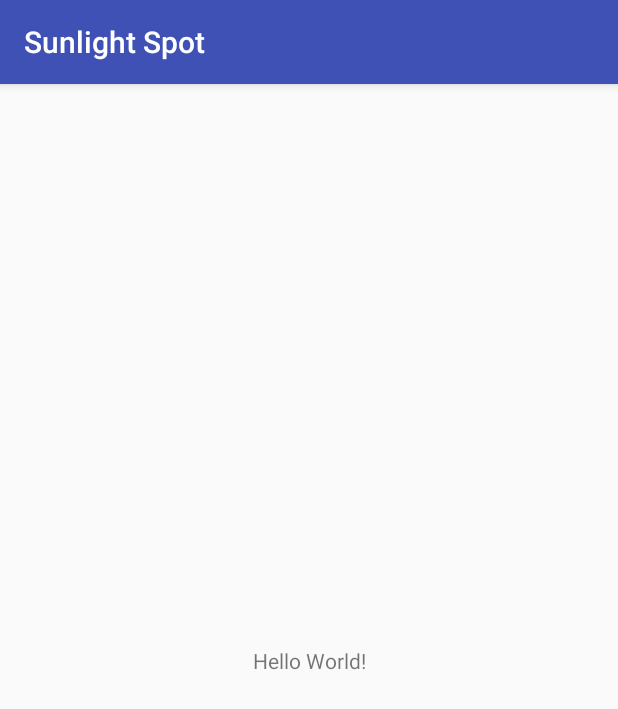
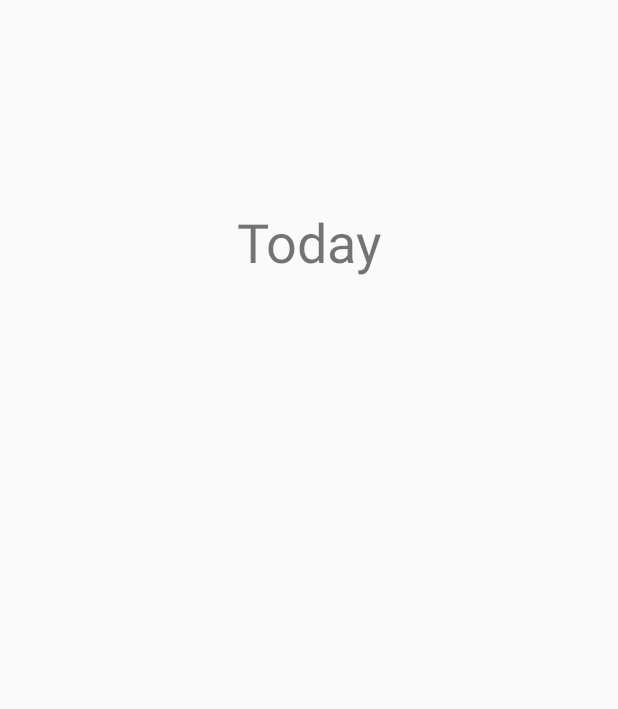
Before and after one commit to kkawalski/SunlightSpot, an Android app: the screen it shows after launch (ForecastActivity), on a phone screen of 412 x 824 dp. Shown: the top 709 px of the screen. Run offline under Robolectric (Android 15) with nearby library versions, the phone set to English and light mode, and no system bars.

Commit message:
Implement forecast fragments

```diff
--- a/app/build.gradle
+++ b/app/build.gradle
@@ -22,6 +22,7 @@ dependencies {
     implementation fileTree(dir: 'libs', include: ['*.jar'])
     implementation 'com.android.support:appcompat-v7:26.1.0'
     implementation 'com.android.support.constraint:constraint-layout:1.0.2'
+    implementation 'com.android.support:support-v4:26.1.0'
     testImplementation 'junit:junit:4.12'
     androidTestImplementation 'com.android.support.test:runner:1.0.1'
     androidTestImplementation 'com.android.support.test.espresso:espresso-core:3.0.1'
--- a/app/src/main/AndroidManifest.xml
+++ b/app/src/main/AndroidManifest.xml
@@ -9,7 +9,7 @@
         android:roundIcon="@mipmap/ic_launcher_round"
         android:supportsRtl="true"
         android:theme="@style/AppTheme">
-        <activity android:name=".ForecastActivity">
+        <activity android:name=".view.activity.ForecastActivity">
             <intent-filter>
                 <action android:name="android.intent.action.MAIN" />
 
--- /dev/null
+++ b/app/src/main/java/by/bsuir/kotiki/sunlightspot/view/activity/ForecastActivity.java
@@ -0,0 +1,23 @@
+package by.bsuir.kotiki.sunlightspot.view.activity;
+
+import android.support.v4.view.ViewPager;
+import android.support.v7.app.AppCompatActivity;
+import android.os.Bundle;
+
+import by.bsuir.kotiki.sunlightspot.R;
+import by.bsuir.kotiki.sunlightspot.view.pager.ForecastPagerAdapter;
+
+public class ForecastActivity extends AppCompatActivity {
+    private ForecastPagerAdapter forecastPagerAdapter;
+    private ViewPager viewPager;
+
+    @Override
+    protected void onCreate(Bundle savedInstanceState) {
+        super.onCreate(savedInstanceState);
+        setContentView(R.layout.activity_forecast);
+        forecastPagerAdapter = new ForecastPagerAdapter(getSupportFragmentManager());
+
+        viewPager = findViewById(R.id.container);
+        viewPager.setAdapter(forecastPagerAdapter);
+    }
+}
--- /dev/null
+++ b/app/src/main/java/by/bsuir/kotiki/sunlightspot/view/pager/ForecastPagerAdapter.java
@@ -0,0 +1,32 @@
+package by.bsuir.kotiki.sunlightspot.view.pager;
+
+import android.support.v4.app.Fragment;
+import android.support.v4.app.FragmentManager;
+import android.support.v4.app.FragmentPagerAdapter;
+
+import java.util.Collections;
+
+import by.bsuir.kotiki.sunlightspot.view.today.TodayForecastFragment;
+import by.bsuir.kotiki.sunlightspot.view.tomorrow.TomorrowForecastFragment;
+import by.bsuir.kotiki.sunlightspot.view.week.WeekForecastFragment;
+
+public class ForecastPagerAdapter extends FragmentPagerAdapter {
+    public ForecastPagerAdapter(FragmentManager fm) {
+        super(fm);
+    }
+
+    @Override
+    public Fragment getItem(int position) {
+        switch (position) {
+            case 0: return TodayForecastFragment.newInstance(Collections.EMPTY_MAP);
+            case 1: return TomorrowForecastFragment.newInstance(Collections.EMPTY_MAP);
+            case 2: return WeekForecastFragment.newInstance(Collections.EMPTY_MAP);
+        }
+        return null;
+    }
+
+    @Override
+    public int getCount() {
+        return 3;
+    }
+}
--- /dev/null
+++ b/app/src/main/java/by/bsuir/kotiki/sunlightspot/view/today/TodayForecastFragment.java
@@ -0,0 +1,37 @@
+package by.bsuir.kotiki.sunlightspot.view.today;
+
+import android.os.Bundle;
+import android.support.v4.app.Fragment;
+import android.view.LayoutInflater;
+import android.view.View;
+import android.view.ViewGroup;
+
+import java.util.Map;
+
+import by.bsuir.kotiki.sunlightspot.R;
+
+public class TodayForecastFragment extends Fragment {
+    public TodayForecastFragment() {}
+
+    public static TodayForecastFragment newInstance(Map<String, String> params) {
+        TodayForecastFragment fragment = new TodayForecastFragment();
+
+        Bundle args = new Bundle();
+        for (Map.Entry<String, String> e : params.entrySet()) {
+            args.putString(e.getKey(), e.getValue());
+        }
+        fragment.setArguments(args);
+
+        return fragment;
+    }
+
+    @Override
+    public void onCreate(Bundle savedInstanceState) {
+        super.onCreate(savedInstanceState);
+    }
+
+    @Override
+    public View onCreateView(LayoutInflater inflater, ViewGroup container, Bundle savedInstanceState) {
+        return inflater.inflate(R.layout.fragment_today_forecast, container, false);
+    }
+}
--- /dev/null
+++ b/app/src/main/java/by/bsuir/kotiki/sunlightspot/view/tomorrow/TomorrowForecastFragment.java
@@ -0,0 +1,44 @@
+package by.bsuir.kotiki.sunlightspot.view.tomorrow;
+
+import android.os.Bundle;
+import android.support.v4.app.Fragment;
+import android.view.LayoutInflater;
+import android.view.View;
+import android.view.ViewGroup;
+
+import java.util.Map;
+
+import by.bsuir.kotiki.sunlightspot.R;
+
+public class TomorrowForecastFragment extends Fragment {
+    private String temperature;
+
+    public TomorrowForecastFragment() {}
+
+    public static TomorrowForecastFragment newInstance(Map<String, String> params) {
+        TomorrowForecastFragment fragment = new TomorrowForecastFragment();
+
+        Bundle args = new Bundle();
+        for (Map.Entry<String, String> e : params.entrySet()) {
+            args.putString(e.getKey(), e.getValue());
+        }
+        fragment.setArguments(args);
+
+        return fragment;
+    }
+
+    @Override
+    public void onCreate(Bundle savedInstanceState) {
+        super.onCreate(savedInstanceState);
+
+        Bundle arguments = getArguments();
+        if (arguments != null) {
+            temperature = arguments.getString(TomorrowForecastParams.TEMPERATURE_PARAM);
+        }
+    }
+
+    @Override
+    public View onCreateView(LayoutInflater inflater, ViewGroup container,  Bundle savedInstanceState) {
+        return inflater.inflate(R.layout.fragment_tomorrow_forecast, container, false);
+    }
+}
--- /dev/null
+++ b/app/src/main/java/by/bsuir/kotiki/sunlightspot/view/tomorrow/TomorrowForecastParams.java
@@ -0,0 +1,5 @@
+package by.bsuir.kotiki.sunlightspot.view.tomorrow;
+
+public final class TomorrowForecastParams {
+    public static final String TEMPERATURE_PARAM = "temperature";
+}
--- a/app/src/main/res/layout/activity_forecast.xml
+++ b/app/src/main/res/layout/activity_forecast.xml
@@ -4,15 +4,14 @@
     xmlns:tools="http://schemas.android.com/tools"
     android:layout_width="match_parent"
     android:layout_height="match_parent"
-    tools:context="by.bsuir.kotiki.sunlightspot.ForecastActivity">
+    tools:context="by.bsuir.kotiki.sunlightspot.view.activity.ForecastActivity">
 
-    <TextView
-        android:layout_width="wrap_content"
-        android:layout_height="wrap_content"
-        android:text="Hello World!"
+    <android.support.v4.view.ViewPager
+        android:id="@+id/container"
+        android:layout_width="368dp"
+        android:layout_height="551dp"
         app:layout_constraintBottom_toBottomOf="parent"
-        app:layout_constraintLeft_toLeftOf="parent"
-        app:layout_constraintRight_toRightOf="parent"
+        app:layout_constraintEnd_toEndOf="parent"
+        app:layout_constraintStart_toStartOf="parent"
         app:layout_constraintTop_toTopOf="parent" />
-
 </android.support.constraint.ConstraintLayout>
--- /dev/null
+++ b/app/src/main/res/layout/fragment_today_forecast.xml
@@ -0,0 +1,17 @@
+<FrameLayout xmlns:android="http://schemas.android.com/apk/res/android"
+    xmlns:tools="http://schemas.android.com/tools"
+    android:layout_width="match_parent"
+    android:layout_height="match_parent"
+    tools:context="by.bsuir.kotiki.sunlightspot.view.today.TodayForecastFragment">
+
+    <!-- TODO: Update blank fragment layout -->
+
+    <TextView
+        android:id="@+id/textView2"
+        android:layout_width="match_parent"
+        android:layout_height="wrap_content"
+        android:text="@string/today"
+        android:textAlignment="center"
+        android:textSize="36sp" />
+
+</FrameLayout>
--- a/app/src/main/res/values/strings.xml
+++ b/app/src/main/res/values/strings.xml
@@ -1,3 +1,9 @@
 <resources>
     <string name="app_name">Sunlight Spot</string>
+
+    <!-- TODO: Remove or change this placeholder text -->
+    <string name="hello_blank_fragment">Hello blank fragment</string>
+    <string name="today">Today</string>
+    <string name="tomorrow">Tomorrow</string>
+    <string name="this_week">This Week</string>
 </resources>
--- a/app/src/main/res/values/styles.xml
+++ b/app/src/main/res/values/styles.xml
@@ -6,6 +6,9 @@
         <item name="colorPrimary">@color/colorPrimary</item>
         <item name="colorPrimaryDark">@color/colorPrimaryDark</item>
         <item name="colorAccent">@color/colorAccent</item>
+        <item name="windowActionBar">false</item>
+        <item name="windowNoTitle">true</item>
+        <item name="android:windowFullscreen">false</item>
     </style>
 
 </resources>
```
Also changed, not shown: app/src/main/java/by/bsuir/kotiki/sunlightspot/ForecastActivity.java (deleted, +0 -13 lines), app/src/main/java/by/bsuir/kotiki/sunlightspot/view/week/WeekForecastFragment.java (added, +37 -0 lines), app/src/main/res/layout/fragment_tomorrow_forecast.xml (added, +17 -0 lines), app/src/main/res/layout/fragment_week_forecast.xml (added, +16 -0 lines).
